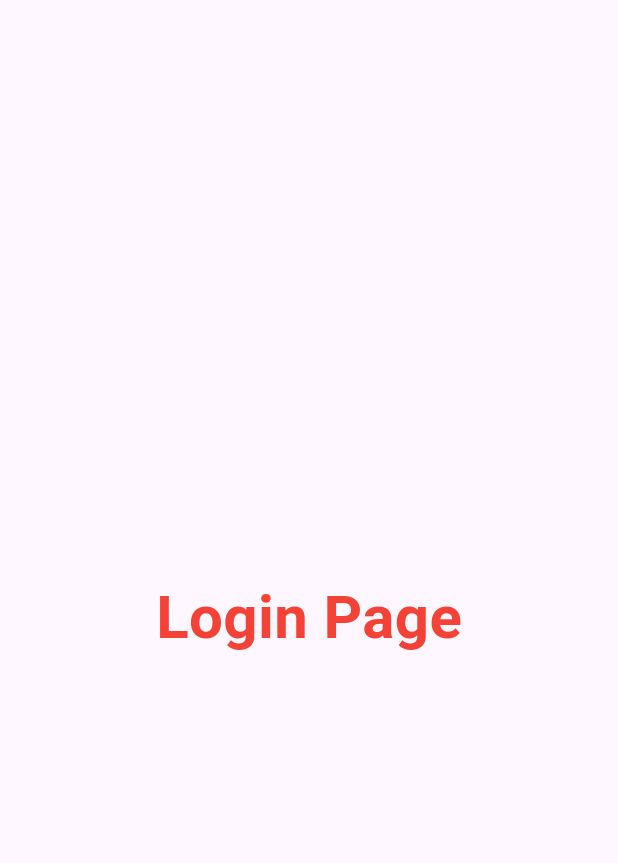
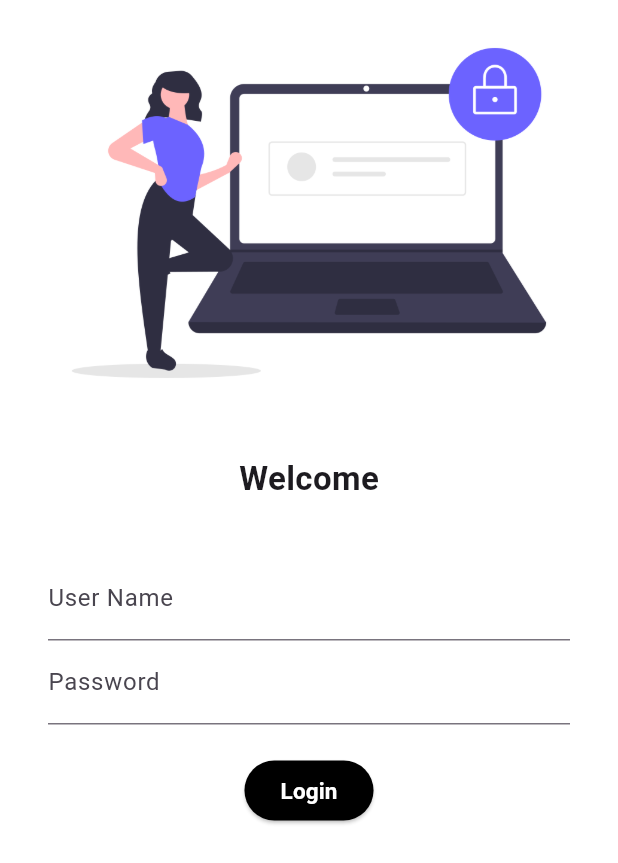
Before and after one commit to TechMARK-1978/FlutterIn30Days, a Flutter app: the screen it shows after launch, on a phone screen of 412 x 824 dp. Shown: the top 863 px of the screen. Run offline on Flutter 3.47's test engine with Material 3 defaults, Android fonts, the phone set to English and light mode, and no system bars; our stand-ins replace google_fonts.

Commit message:
Day4 Completed

```diff
--- a/analysis_options.yaml
+++ b/analysis_options.yaml
@@ -21,6 +21,20 @@ linter:
   # `// ignore_for_file: name_of_lint` syntax on the line or in the file
   # producing the lint.
   rules:
+    prefer_const_constructors : false
+    avoid_catches_without_on_clauses: false
+    avoid_equals_and_hash_code_on_mutable_classes: false
+    prefer_relative_imports: false
+    type_annotate_public_apis: false
+    avoid_types_on_closure_parameters: false
+    sort_constructors_first: false
+    prefer_generic_function_type_aliases: true
+    unnecessary_lambdas: true
+    use_key_in_widget_constructors: false
+    avoid_print: false
+    avoid_unnecessary_containers: false
+
+    # avoid_print: false
     # avoid_print: false  # Uncomment to disable the `avoid_print` rule
     # prefer_single_quotes: true  # Uncomment to enable the `prefer_single_quotes` rule
 
--- a/lib/main.dart
+++ b/lib/main.dart
@@ -1,6 +1,7 @@
 import 'package:flutter/material.dart';
 import 'package:flutter_application_1/pages/home_page.dart';
 import 'package:flutter_application_1/pages/login_page.dart';
+import 'package:google_fonts/google_fonts.dart';
 
 void main() {
   runApp(const MyApp());
@@ -13,7 +14,10 @@ class MyApp extends StatelessWidget {
     return MaterialApp(
       themeMode: ThemeMode.dark,
       darkTheme: ThemeData(brightness: Brightness.light),
-      theme: ThemeData(primarySwatch: Colors.deepPurple),
+      theme: ThemeData(
+        primarySwatch: Colors.deepPurple,
+        fontFamily: GoogleFonts.lato().fontFamily,
+      ),
       initialRoute: "/login",
       routes: {
         "/": (context) => LoginPage(),
--- a/lib/pages/home_page.dart
+++ b/lib/pages/home_page.dart
@@ -1,4 +1,5 @@
 import 'package:flutter/material.dart';
+
 
 class HomePage extends StatelessWidget {
   final int days = 20;
--- a/lib/pages/login_page.dart
+++ b/lib/pages/login_page.dart
@@ -3,14 +3,59 @@ import 'package:flutter/material.dart';
 class LoginPage extends StatelessWidget {
   @override
   Widget build(BuildContext context) {
-    return const Material(
-      child: Center(
-        child: Text(
-          "Login Page",
-          style: TextStyle(
-              fontSize: 40, fontWeight: FontWeight.bold, color: Colors.red),
-        ),
-      ),
-    );
+    return Material(
+        color: Colors.white,
+        child: Column(
+          children: [
+            Image.asset(
+              'assets/images/Login_image.png',
+              fit: BoxFit.cover,
+            ),
+            const SizedBox(
+              height: 20,
+            ), //to get space between 2 items
+            const Text(
+              "Welcome",
+              style: TextStyle(fontSize: 22, fontWeight: FontWeight.bold),
+            ),
+            const SizedBox(
+              height: 20,
+            ),
+            Padding(
+              padding:
+                  const EdgeInsets.symmetric(horizontal: 32.0, vertical: 16),
+              child: Column(
+                children: [
+                  TextFormField(
+                    decoration: InputDecoration(
+                        hintText: "Enter User Name", labelText: "User Name"),
+                  ),
+                  TextFormField(
+                    obscureText: true,
+                    decoration: InputDecoration(
+                        hintText: "Enter Password", labelText: "Password"),
+                  ),
+                  const SizedBox(
+                    height: 20,
+                  ),
+                  ElevatedButton(
+                    onPressed: () {
+                      print("Hi TechMARK");
+                    },
+                    style: TextButton.styleFrom(
+                      backgroundColor: Colors.black,
+                      foregroundColor: Colors.white,
+                    ),
+                    child: Text(
+                      "Login",
+                      style:
+                          TextStyle(fontSize: 15, fontWeight: FontWeight.bold),
+                    ),
+                  )
+                ],
+              ),
+            )
+          ],
+        ));
   }
 }
--- a/pubspec.yaml
+++ b/pubspec.yaml
@@ -35,6 +35,7 @@ dependencies:
   # The following adds the Cupertino Icons font to your application.
   # Use with the CupertinoIcons class for iOS style icons.
   cupertino_icons: ^1.0.6
+  google_fonts: ^6.2.1
 
 dev_dependencies:
   flutter_test:
@@ -59,8 +60,8 @@ flutter:
   uses-material-design: true
 
   # To add assets to your application, add an assets section, like this:
-  # assets:
-  #   - images/a_dot_burr.jpeg
+  assets:
+    - assets/images/
   #   - images/a_dot_ham.jpeg
 
   # An image asset can refer to one or more resolution-specific "variants", see
```
Also changed, not shown: assets/images/Login_image.png (added), pubspec.lock, 1 other file.
